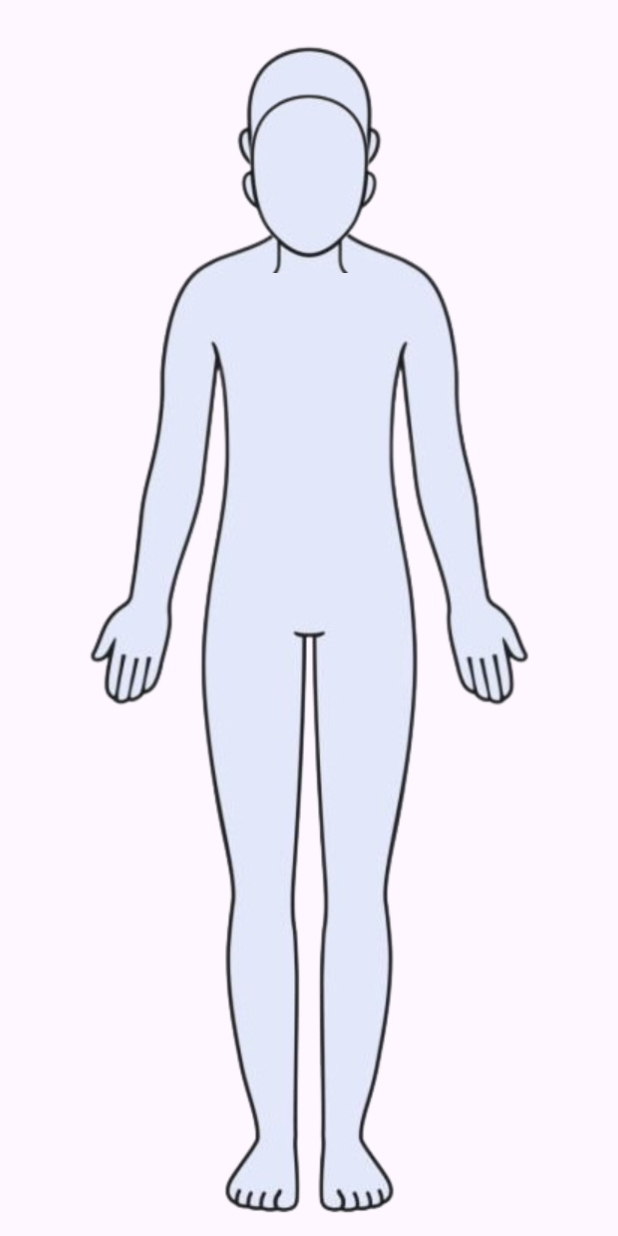
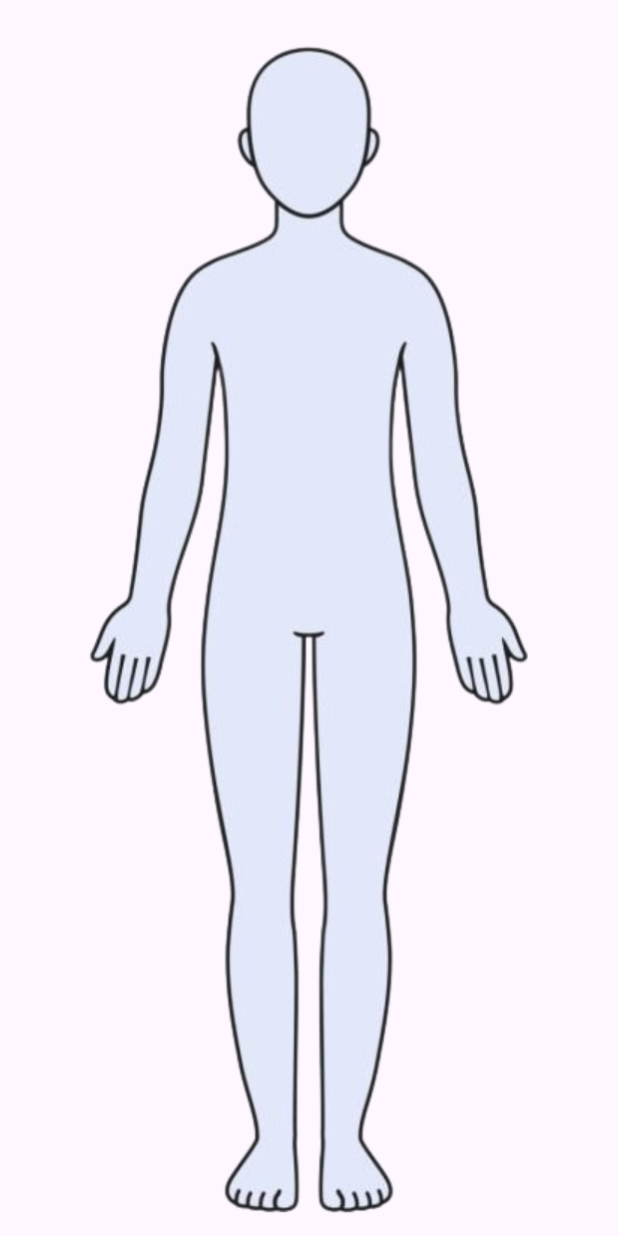
Before and after one commit to sogekingdabest/SkinCareApp, an Android app: the layout fragment_body.xml on its own in the app's theme, with its tools: preview values and no code run, on a phone screen of 412 x 824 dp. Run offline under Robolectric (Android 15) with nearby library versions, the phone set to English and light mode, and no system bars.

Commit message:
Actualización de gradle y bodyFragment
Se ha actualizado la versión de gradle a la 8.6.0.

Se ha actualizado el fragment del body para poder detectar en que parte del cuerpo realizas click

```diff
--- a/app/src/main/res/layout/fragment_body.xml
+++ b/app/src/main/res/layout/fragment_body.xml
@@ -4,83 +4,33 @@
     xmlns:app="http://schemas.android.com/apk/res-auto"
     xmlns:tools="http://schemas.android.com/tools"
     android:layout_width="match_parent"
-    android:layout_height="match_parent">
+    android:layout_height="match_parent"
+    tools:context="fragments.MyBodyFragment">
 
-    <!-- <ImageView
-        android:id="@+id/frontBodyImage"
-        android:layout_width="wrap_content"
-        android:layout_height="wrap_content"
-        android:src="@drawable/front_body"
-        app:layout_constraintStart_toStartOf="parent"
-        app:layout_constraintEnd_toEndOf="parent"
-        app:layout_constraintTop_toTopOf="parent"
-        android:scaleType="fitCenter" />
-
-    <ImageView
-        android:id="@+id/frontHeadImage"
-        android:layout_width="wrap_content"
-        android:layout_height="wrap_content"
-        android:src="@drawable/front_head"
-        app:layout_constraintStart_toStartOf="parent"
-        app:layout_constraintEnd_toEndOf="parent"
-        app:layout_constraintTop_toTopOf="parent"
-        android:scaleType="fitCenter"/>-->
-
-    <!-- Imagen del cuerpo centrada
+    <!-- The body image -->
     <ImageView
         android:id="@+id/frontBodyImage"
-        android:layout_width="wrap_content"
-        android:layout_height="wrap_content"
-        android:src="@drawable/front_body"
-        app:layout_constraintStart_toStartOf="parent"
-        app:layout_constraintEnd_toEndOf="parent"
-        app:layout_constraintTop_toTopOf="parent"
-        android:scaleType="fitCenter"
-    />
-
-    <ImageView
-       android:id="@+id/frontHeadImage"
-       android:layout_width="wrap_content"
-       android:layout_height="wrap_content"
-       android:src="@drawable/front_head"
-       app:layout_constraintStart_toStartOf="@id/frontBodyImage"
-       app:layout_constraintEnd_toEndOf="@id/frontBodyImage"
-       app:layout_constraintBottom_toTopOf="@id/frontBodyImage"
-       android:layout_marginBottom="-158dp"
-       android:scaleType="fitCenter" />-->
-
-
-    <!-- Imagen del cuerpo centrada -->
-    <ImageView
-        android:id="@+id/frontBodyImage"
-        android:layout_width="wrap_content"
-        android:layout_height="wrap_content"
-        android:src="@drawable/front_body"
+        android:layout_width="fill_parent"
+        android:layout_height="fill_parent"
         app:layout_constraintStart_toStartOf="parent"
         app:layout_constraintEnd_toEndOf="parent"
         app:layout_constraintTop_toTopOf="parent"
         app:layout_constraintBottom_toBottomOf="parent"
-        android:scaleType="fitCenter" />
+        android:scaleType="fitCenter"
+        android:src="@drawable/front_body"/>
 
-    <!-- Guía horizontal para ajustar la posición de la cabeza -->
-    <androidx.constraintlayout.widget.Guideline
-        android:id="@+id/guideHeadTop"
-        android:layout_width="wrap_content"
-        android:layout_height="wrap_content"
-        android:orientation="horizontal"
-        app:layout_constraintGuide_percent="0.04" />  <!-- Ajusta este valor según sea necesario para alinear la cabeza -->
-
-    <!-- Imagen de la cabeza, vinculada al cuerpo y a la guía horizontal -->
+    <!-- Body mask with different colors -->
     <ImageView
-        android:id="@+id/frontHeadImage"
-        android:layout_width="0dp"
-        android:layout_height="0dp"
-        android:src="@drawable/front_head"
-        app:layout_constraintStart_toStartOf="@id/frontBodyImage"
-        app:layout_constraintEnd_toEndOf="@id/frontBodyImage"
-        app:layout_constraintTop_toBottomOf="@id/guideHeadTop"
-        app:layout_constraintDimensionRatio="H,2:1"
-        android:scaleType="fitCenter"/>
-
+        android:id="@+id/frontBodyImageAreas"
+        android:layout_width="fill_parent"
+        android:layout_height="fill_parent"
+        android:scaleType="fitCenter"
+        android:alpha="0"
+        app:layout_constraintStart_toStartOf="parent"
+        app:layout_constraintEnd_toEndOf="parent"
+        app:layout_constraintTop_toTopOf="parent"
+        app:layout_constraintBottom_toBottomOf="parent"
+        android:src="@drawable/front_body_mask"
+        />
 
 </androidx.constraintlayout.widget.ConstraintLayout>
--- a/build.gradle
+++ b/build.gradle
@@ -1,7 +1,7 @@
 // Top-level build file where you can add configuration options common to all sub-projects/modules.
 plugins {
-    id 'com.android.application' version '7.4.2' apply false
-    id 'com.android.library' version '7.4.2' apply false
+    id 'com.android.application' version '8.6.0' apply false
+    id 'com.android.library' version '8.6.0' apply false
     id 'org.jetbrains.kotlin.android' version '1.8.0' apply false
     id 'com.google.gms.google-services' version '4.4.2' apply false
 }
--- a/gradle.properties
+++ b/gradle.properties
@@ -21,3 +21,5 @@ kotlin.code.style=official
 # resources declared in the library itself and none from the library's dependencies,
 # thereby reducing the size of the R class for that library
 android.nonTransitiveRClass=true
+android.defaults.buildfeatures.buildconfig=true
+android.nonFinalResIds=false
```
Also changed, not shown: app/src/main/java/es/monsteraltech/skincare_tfm/fragments/MyBodyFragment.kt (+69 -1 lines), app/src/main/res/drawable/front_body_mask.png (added), gradle/wrapper/gradle-wrapper.properties.
